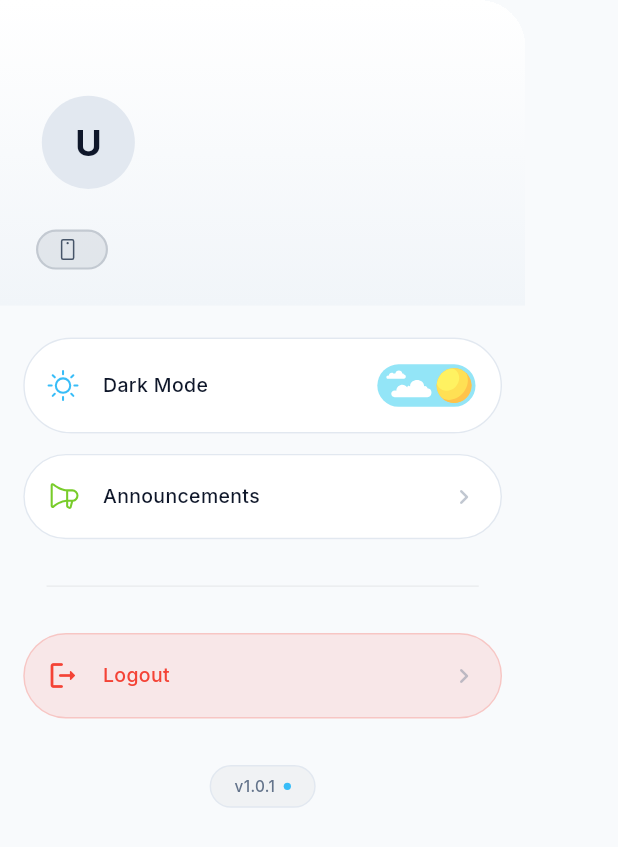
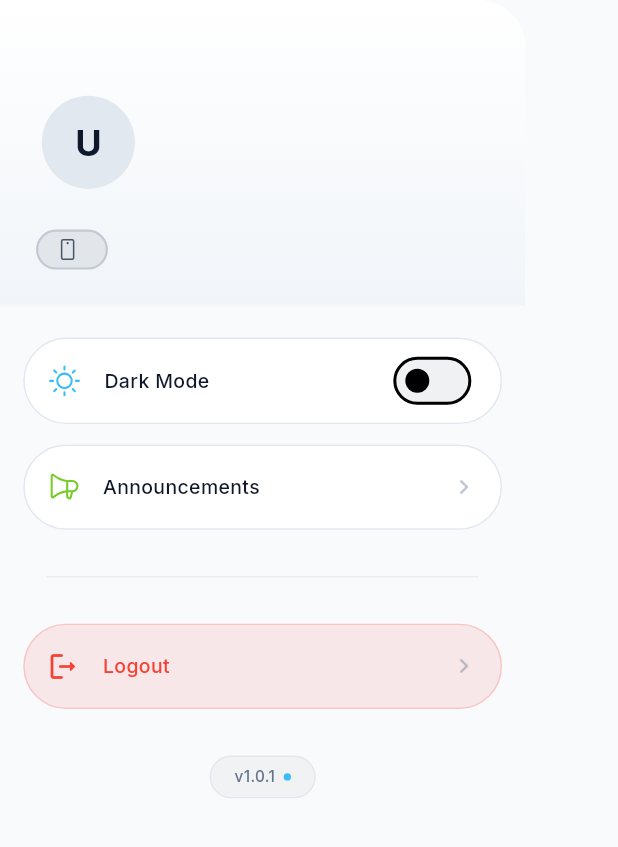
Before and after one commit to aayushman024/mnivesh_central, a Flutter app: the HomeDrawer widget shown alone on an empty page, opened directly, on a phone screen of 412 x 824 dp. Shown: the top 847 px of the screen. Run offline on Flutter 3.47's test engine with Material 3 defaults, Android fonts, the phone set to English and light mode, and no system bars; our stand-ins replace app_links, cached_network_image, device_info_plus, dio, firebase_core, firebase_messaging and 12 more; missing offline and left inert: flutter_downloader, installed_apps; accounts and stored records are empty; network calls fail.

Commit message:
feat(ui): refine app navigation and enhance attendance tracking
This commit replaces the Lottie-based dark mode toggle with a standard adaptive switch in the home drawer, moves the "Team Status" access to the main modules list, and implements a rounding logic for attendance punch-out times.

- **feat(attendance): implement rounding logic for punch-out duration**
  - Added `_roundToNearestMinute` helper in `AttendanceNotifier` to round work duration to the nearest minute.
  - Updated `togglePunch` to adjust the `punchOutTime` based on the rounded duration rather than the exact current time.

- **feat(modules): integrate "Team Status" into `ModuleScreen`**
  - Added "Team Status" as a standard `ModuleItem` in `moduleScreen_data.dart` with a teal theme.
  - Refactored `TeamStatusScreen` to use the centralized `ModuleAppBar` for visual consistency.
  - Commented out the conditional "Management Section" in `HomeDrawer` in favor of the module-based access.

- **refactor(ui): simplify theme toggle and typography**
  - Replaced the complex `Lottie` animation controller and logic in `HomeDrawer` with a standard `Switch.adaptive` for dark mode.
  - Updated `_buildToggleItem` to use a consistent container style with icons and specific tint colors.
  - Refined description text styling in `appCard.dart` using `AppTextStyle.light.custom`.

- **chore(misc): minor cleanups**
  - Commented out an unused `onPreload` callback in `ModuleTransitionAnimation.dart`.
  - Cleaned up unused imports and commented-out code in `moduleScreen_data.dart`.

```diff
--- a/lib/Utils/ModuleTransitionAnimation.dart
+++ b/lib/Utils/ModuleTransitionAnimation.dart
@@ -21,6 +21,7 @@ class _ModuleHeroScreenState extends State<ModuleHeroScreen>
   @override
   void initState() {
     super.initState();
+    // widget.item.onPreload?.call();
 
     _contentController = AnimationController(
       vsync: this,
--- a/lib/Views/Widgets/AppStore/appCard.dart
+++ b/lib/Views/Widgets/AppStore/appCard.dart
@@ -159,7 +159,7 @@ class _AppInfoCardUIState extends State<AppInfoCardUI> {
         ? Color.lerp(activeColor, Colors.white, 0.85)!
         : Color.lerp(activeColor, Colors.black, 1)!;
 
-    final TextStyle descStyle = AppTextStyle.light.normal(
+    final TextStyle descStyle = AppTextStyle.light.custom(14.sdp,
       isDark ? Colors.grey[300]! : Colors.black,
     );
 
--- a/lib/Views/Widgets/home_drawer.dart
+++ b/lib/Views/Widgets/home_drawer.dart
@@ -25,41 +25,10 @@ class _HomeDrawerState extends ConsumerState<HomeDrawer>
   String _userDept = "Loading...";
   String _workPhone = "Loading...";
 
-  late AnimationController _themeAnimController;
-  bool _isInit = true;
-
   @override
   void initState() {
     super.initState();
     _loadUserData();
-
-    _themeAnimController = AnimationController(
-      vsync: this,
-      duration: const Duration(milliseconds: 700),
-    );
-  }
-
-  @override
-  void didChangeDependencies() {
-    super.didChangeDependencies();
-    if (_isInit) {
-      final themeMode = ref.read(themeProvider);
-      final isDark = themeMode == ThemeMode.dark ||
-          (themeMode == ThemeMode.system &&
-              MediaQuery.of(context).platformBrightness == Brightness.dark);
-
-      if (isDark) {
-        // frame 115 out of 481 is fully dark.
-        _themeAnimController.value = 0.24;
-      }
-      _isInit = false;
-    }
-  }
-
-  @override
-  void dispose() {
-    _themeAnimController.dispose();
-    super.dispose();
   }
 
   Future<void> _loadUserData() async {
@@ -119,30 +88,37 @@ class _HomeDrawerState extends ConsumerState<HomeDrawer>
                 SizedBox(height: 16.sdp),
 
                 // --- Preferences ---
-                _buildLottieToggleItem(
+                _buildToggleItem(
                   label: "Dark Mode",
-                  isDark: isDark,
+                  icon: isDark
+                      ? PhosphorIcons.moonStars()
+                      : PhosphorIcons.sun(),
+                  tint: const Color(0xFF38BDF8),
+                  // Light Blue
+                  value: isDark,
+                  onChanged: (_) =>
+                      ref.read(themeProvider.notifier).toggleTheme(),
                   colors: colors,
                 ),
 
-                // --- Management Section ---
-                if (_userDept == "IT Desk" || _userDept == "Management") ...[
-                  _buildActionItem(
-                    label: "Team Status",
-                    icon: PhosphorIcons.usersThree(),
-                    tint: const Color(0xFFFFB266),
-                    colors: colors,
-                    onTap: () {
-                      Navigator.pop(context);
-                      Navigator.push(
-                        context,
-                        MaterialPageRoute(
-                          builder: (_) => const TeamStatusScreen(),
-                        ),
-                      );
-                    },
-                  ),
-                ],
+                // // --- Management Section ---
+                // if (_userDept == "IT Desk" || _userDept == "Management") ...[
+                //   _buildActionItem(
+                //     label: "Team Status",
+                //     icon: PhosphorIcons.usersThree(),
+                //     tint: const Color(0xFFFFB266),
+                //     colors: colors,
+                //     onTap: () {
+                //       Navigator.pop(context);
+                //       Navigator.push(
+                //         context,
+                //         MaterialPageRoute(
+                //           builder: (_) => const TeamStatusScreen(),
+                //         ),
+                //       );
+                //     },
+                //   ),
+                // ],
 
                 _buildActionItem(
                   label: "Announcements",
@@ -403,44 +379,27 @@ class _HomeDrawerState extends ConsumerState<HomeDrawer>
     );
   }
 
-  // ---------------------------------------------------------------------------
-  // LOTTIE TOGGLE ITEM
-  // ---------------------------------------------------------------------------
-  Widget _buildLottieToggleItem({
+
+  Widget _buildToggleItem({
     required String label,
-    required bool isDark,
+    required IconData icon,
+    required Color tint,
+    required bool value,
+    required ValueChanged<bool> onChanged,
     required _ThemeColors colors,
   }) {
     return Padding(
       padding: EdgeInsets.symmetric(horizontal: 16.sdp, vertical: 6.sdp),
-      child: Material(
+      child: Container(
+        decoration: BoxDecoration(
           color: colors.itemBg,
-        shape: RoundedRectangleBorder(
           borderRadius: BorderRadius.circular(50.sdp),
-          side: BorderSide(color: colors.itemBorder, width: 1.sdp),
+          border: Border.all(color: colors.itemBorder, width: 1.sdp),
         ),
-        child: InkWell(
-          borderRadius: BorderRadius.circular(50.sdp),
-          onTap: () {
-            ref.read(themeProvider.notifier).toggleTheme();
-            const animDuration = Duration(milliseconds: 600);
-            // animation is a full cycle, so we only play the first 24% to get to dark mode
-            // and reverse back to 0% for light mode.
-            if (isDark) {
-              _themeAnimController.reverse();
-            } else {
-              _themeAnimController.animateTo(0.24);
-            }
-          },
-          child: Padding(
-            padding: EdgeInsets.symmetric(vertical: 8.sdp, horizontal: 16.sdp),
+        padding: EdgeInsets.symmetric(vertical: 4.sdp, horizontal: 16.sdp),
         child: Row(
           children: [
-                Icon(
-                  isDark ? PhosphorIcons.moonStars() : PhosphorIcons.sun(),
-                  color: const Color(0xFF38BDF8),
-                  size: 22,
-                ),
+            Icon(icon, color: tint, size: 22),
             SizedBox(width: 16.sdp),
             Expanded(
               child: Text(
@@ -452,21 +411,13 @@ class _HomeDrawerState extends ConsumerState<HomeDrawer>
                 ),
               ),
             ),
-                // Lottie replaces the Switch
-                Transform.scale(
-                  scale: 1.8,
-                  child: Lottie.asset(
-                    'assets/darkLightMode.json',
-                    controller: _themeAnimController,
-                    width: 40.sdp,
-                    height: 50.sdp,
-                    fit: BoxFit.contain,
+            Switch.adaptive(
+              value: value,
+              onChanged: onChanged,
+              activeColor: tint,
+              inactiveTrackColor: colors.textSecondary.withOpacity(0.1),
             ),
-                ),
-                SizedBox(width: 16.sdp),
           ],
-            ),
-          ),
         ),
       ),
     );
```
Also changed, not shown: lib/Models/moduleScreen_data.dart (+10 -3 lines), lib/ViewModels/attendance_viewModel.dart (+34 -3 lines), lib/Views/Screens/TeamStatusScreen.dart (+2 -13 lines). Lines whose indentation alone changed are shown as unchanged.
